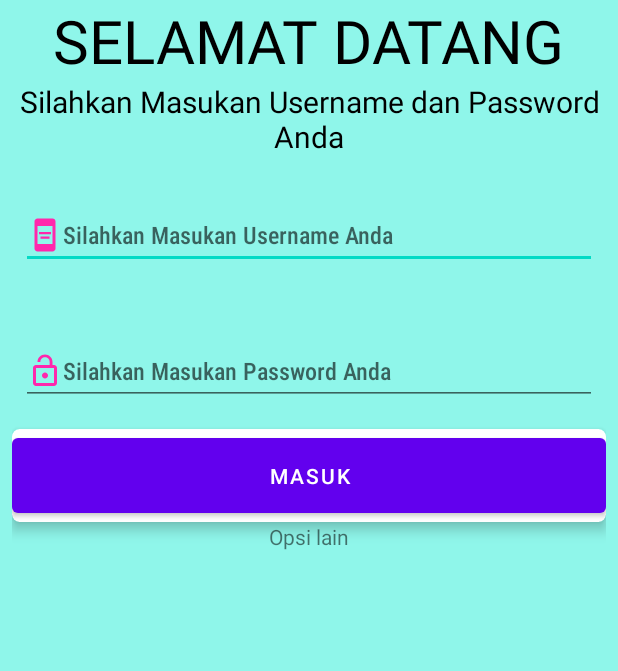
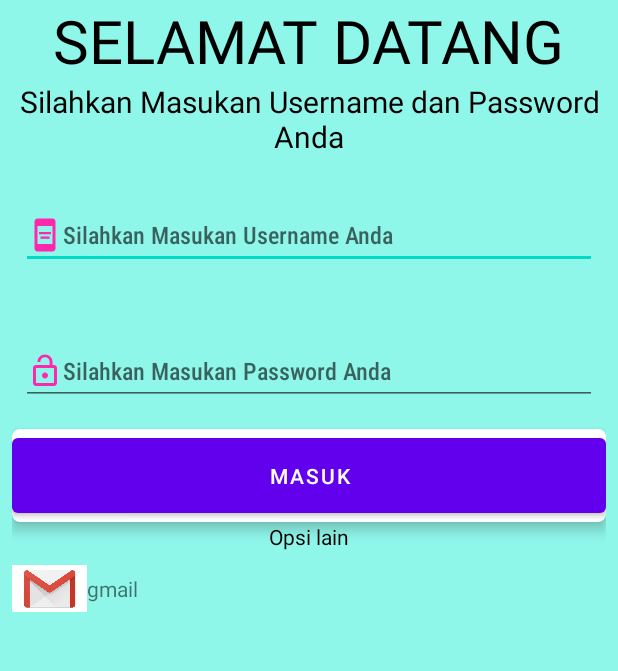
Before and after one commit to IF19BGanangRizkiSaputro/FinalProjek_GanangRizkiSaputro, an Android app: the screen it shows after launch (MainActivity), on a phone screen of 412 x 824 dp, the part 546-1217 px from its top. Run offline under Robolectric (Android 15) with nearby library versions, the phone set to English and light mode, and no system bars.

Commit message:
Menambahkan icon gmail

```diff
--- a/app/src/main/res/layout/activity_main.xml
+++ b/app/src/main/res/layout/activity_main.xml
@@ -76,7 +76,7 @@
             android:layout_height="wrap_content"
             android:gravity="center"
             android:padding="15dp"
-            android:text="Masuk"
+            android:text="@string/masuk"
            />
     </androidx.cardview.widget.CardView>
     <LinearLayout
@@ -86,9 +86,24 @@
         <TextView
             android:layout_width="match_parent"
             android:text="Opsi lain"
+            android:textColor="#000"
             android:gravity="center"
+            android:layout_height="wrap_content"/>
+    </LinearLayout>
+    <LinearLayout
+        android:layout_width="match_parent"
+        android:orientation="horizontal"
+        android:layout_height="wrap_content">
+        <ImageView
+            android:layout_width="50dp"
+            android:src="@drawable/gmail"
+            android:layout_height="50dp"/>
+        <TextView
+            android:layout_marginTop="15sp"
+            android:layout_width="40dp"
+            android:text="gmail"
+            android:layout_height="match_parent"/>
 
-            android:layout_height="wrap_content"/>
     </LinearLayout>
 
 </LinearLayout>
--- a/app/src/main/res/values/strings.xml
+++ b/app/src/main/res/values/strings.xml
@@ -1,4 +1,5 @@
 <resources>
     <string name="app_name">Aplikasi Buku warung</string>
     <string name="selamat_datang">SELAMAT DATANG</string>
+    <string name="masuk">Masuk</string>
 </resources>
```
Also changed, not shown: app/src/main/res/drawable/gmail.png (added), app/src/main/res/drawable/gogle.png (added).
